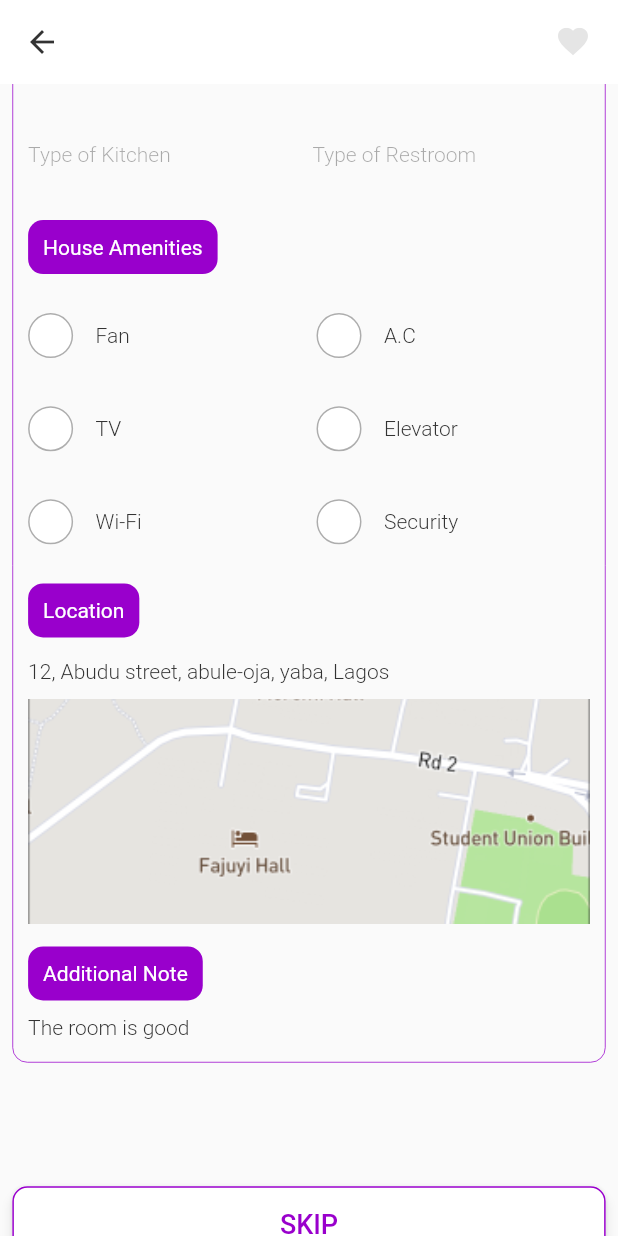
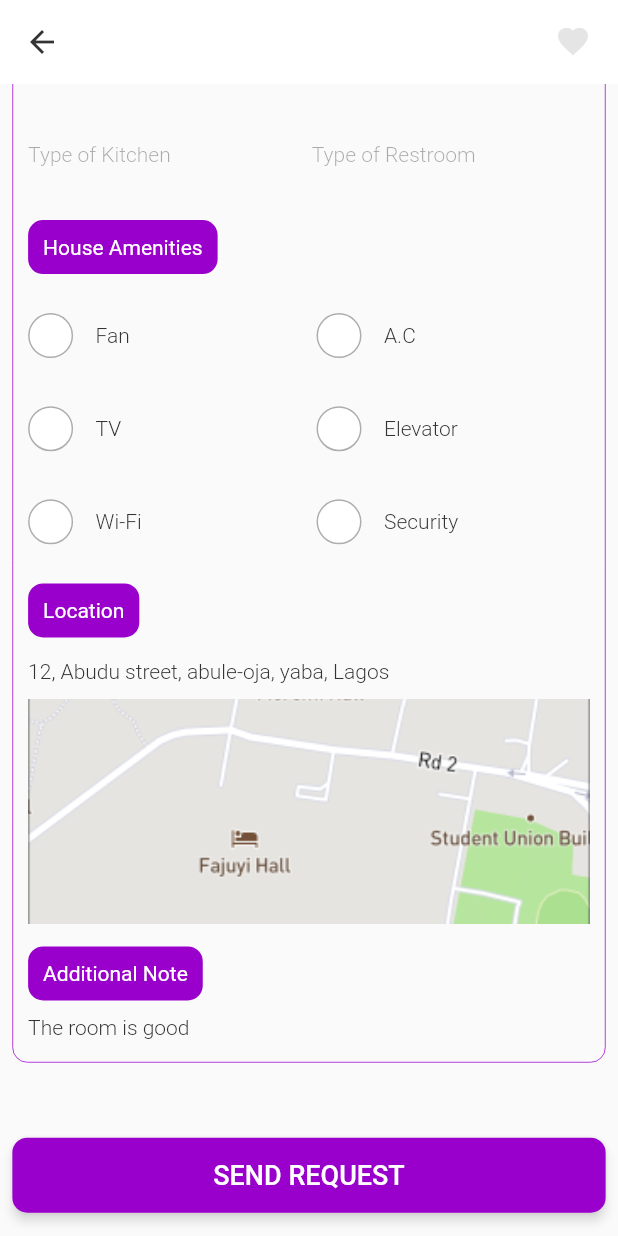
Before and after one commit to Saturn-africa/saTURN-AFRICA, a Flutter app: the ViewDetailPage screen opened directly, scrolled down 993 dp, on a phone screen of 412 x 824 dp. Run offline on Flutter 3.47's test engine with Material 2 defaults, Android fonts, the phone set to English and light mode, and no system bars; drawn by our look-alikes of auto_size_text; our stand-ins replace carousel_slider, device_info_plus, dropdown_button2, email_validator, flutter_otp_text_field, flutter_secure_storage and 8 more; missing offline and left inert: nigerian_states_and_lga; accounts and stored records are empty; Roboto replaces fonts that are missing (Ubuntu); project files that could hold a hidden picture were left out.

Commit message:
feat/room_owner; edited the view detail cards; changed apply button to save;

```diff
--- a/lib/custom_widgets/view_details_custom.dart
+++ b/lib/custom_widgets/view_details_custom.dart
@@ -101,3 +101,42 @@ class AmenitiesCustom extends StatelessWidget {
     );
   }
 }
+
+class ColumnCustomOwner extends StatelessWidget {
+  const ColumnCustomOwner({
+    Key? key,
+    required this.title,
+    required this.text,
+  }) : super(key: key);
+
+  final String title;
+  final String text;
+
+  @override
+  Widget build(BuildContext context) {
+    Size size = MediaQuery.of(context).size;
+    return Column(
+      crossAxisAlignment: CrossAxisAlignment.start,
+      // mainAxisAlignment: MainAxisAlignment.spaceBetween,
+      children: [
+        SizedBox(
+          width: size.width * 0.45,
+          child: AutoSizeText(title,
+              maxLines: 1,
+              style: ownerCardSubtitleStyle.copyWith(color: titleColor)),
+        ),
+        const SizedBox(height: 10),
+        SizedBox(
+          width: size.width * 0.45,
+          child: AutoSizeText(
+            text,
+            overflow: TextOverflow.clip,
+            maxLines: 1,
+            style: ownerCardSubtitleStyle.copyWith(color: deepBlack),
+          ),
+        ),
+        const SizedBox(height: 10),
+      ],
+    );
+  }
+}
--- a/lib/customer_info/find_roommates/room_owner/explore/owner_expore_card.dart
+++ b/lib/customer_info/find_roommates/room_owner/explore/owner_expore_card.dart
@@ -102,13 +102,13 @@ class OwnerExploreCards extends StatelessWidget {
                             ColumnCustomWidget(
                                 title: "Age Range",
                                 text: owner.personalInfo!.ageRange ?? ""),
-                            SizedBox(width: size.width * 0.1),
+                            const SizedBox(width: 20),
                             ColumnCustomWidget(
                                 title: "Religion",
                                 text:
                                     owner.personalInfo!.religiousInclination ??
                                         ""),
-                            SizedBox(width: size.width * 0.1),
+                            const SizedBox(width: 20),
                             ColumnCustomWidget(
                                 title: "Gender",
                                 text: owner.personalInfo!.gender ?? ""),
--- a/lib/customer_info/find_roommates/room_owner/explore/view_details/view_detail_card.dart
+++ b/lib/customer_info/find_roommates/room_owner/explore/view_details/view_detail_card.dart
@@ -13,6 +13,7 @@ class ViewDetailCard extends StatelessWidget {
   @override
   Widget build(BuildContext context) {
     Size size = MediaQuery.of(context).size;
+    print(size.width);
     return SingleChildScrollView(
       child: Padding(
         padding: EdgeInsets.symmetric(
@@ -63,19 +64,19 @@ class ViewDetailCard extends StatelessWidget {
                       Column(
                         crossAxisAlignment: CrossAxisAlignment.start,
                         children: [
-                          ColumnCustomWidget(
+                          ColumnCustomOwner(
                               title: "Status", text: owner.status ?? ""),
-                          ColumnCustomWidget(
+                          ColumnCustomOwner(
                               title: "Religious Inclination",
                               text: owner.personalInfo!.religiousInclination ??
                                   ""),
-                          ColumnCustomWidget(
+                          ColumnCustomOwner(
                               title: "Cleaning",
                               text: owner.lifestyleInfo!.cleaning ?? ""),
-                          ColumnCustomWidget(
+                          ColumnCustomOwner(
                               title: "Language",
                               text: owner.personalInfo!.primaryLanguage ?? ""),
-                          ColumnCustomWidget(
+                          ColumnCustomOwner(
                               title: "Alcohol",
                               text: owner.lifestyleInfo!.drinkStatus ?? ""),
                         ],
@@ -83,20 +84,20 @@ class ViewDetailCard extends StatelessWidget {
                       Column(
                         crossAxisAlignment: CrossAxisAlignment.start,
                         children: [
-                          ColumnCustomWidget(
+                          ColumnCustomOwner(
                               title: "Gender",
                               text: owner.personalInfo!.gender ?? ""),
-                          ColumnCustomWidget(
+                          ColumnCustomOwner(
                               title: "Sexual Inclination",
                               text:
                                   owner.personalInfo!.sexualInclination ?? ""),
-                          ColumnCustomWidget(
+                          ColumnCustomOwner(
                               title: "Pets",
                               text: owner.lifestyleInfo!.petTolerance ?? ""),
-                          ColumnCustomWidget(
+                          ColumnCustomOwner(
                               title: "Education Level",
                               text: owner.lifestyleInfo!.educationLevel ?? ""),
-                          ColumnCustomWidget(
+                          ColumnCustomOwner(
                               title: "Age Range",
                               text: owner.personalInfo!.ageRange ?? ""),
                         ],
@@ -112,17 +113,17 @@ class ViewDetailCard extends StatelessWidget {
                       Column(
                         crossAxisAlignment: CrossAxisAlignment.start,
                         children: [
-                          ColumnCustomWidget(
+                          ColumnCustomOwner(
                               title: "Religious Inclination",
                               text: owner.roommatePref!.religiousInclination ??
                                   ""),
-                          ColumnCustomWidget(
+                          ColumnCustomOwner(
                               title: "Cleaning Habit",
                               text: owner.roommatePref!.cleaning ?? ""),
-                          ColumnCustomWidget(
+                          ColumnCustomOwner(
                               title: "Language",
                               text: owner.roommatePref!.primaryLanguage ?? ""),
-                          ColumnCustomWidget(
+                          ColumnCustomOwner(
                               title: "Alcohol Drinking Habit",
                               text: owner.roommatePref!.drinkStatus ?? ""),
                         ],
@@ -130,20 +131,20 @@ class ViewDetailCard extends StatelessWidget {
                       Column(
                         crossAxisAlignment: CrossAxisAlignment.start,
                         children: [
-                          ColumnCustomWidget(
+                          ColumnCustomOwner(
                               title: "Gender",
                               text: owner.roommatePref!.gender ?? ""),
-                          ColumnCustomWidget(
+                          ColumnCustomOwner(
                               title: "Sexual Inclination",
                               text:
                                   owner.roommatePref!.sexualInclination ?? ""),
-                          ColumnCustomWidget(
+                          ColumnCustomOwner(
                               title: "Pets",
                               text: owner.roommatePref!.petTolerance ?? ""),
-                          ColumnCustomWidget(
+                          ColumnCustomOwner(
                               title: "Education Level",
                               text: owner.roommatePref!.educationLevel ?? ""),
-                          ColumnCustomWidget(
+                          ColumnCustomOwner(
                               title: "Age Range",
                               text: owner.roommatePref!.ageRange ?? ""),
                         ],
@@ -159,17 +160,17 @@ class ViewDetailCard extends StatelessWidget {
                       Column(
                         crossAxisAlignment: CrossAxisAlignment.start,
                         children: [
-                          ColumnCustomWidget(
+                          ColumnCustomOwner(
                               title: "Current No of Occupants",
                               text: owner.houseInfo!.numberOfPeople ?? ""),
-                          ColumnCustomWidget(
+                          ColumnCustomOwner(
                               title: "Duration for Room Sharing",
                               text:
                                   "${owner.houseInfo!.minimumDuration ?? ''} year to ${owner.houseInfo!.maximumDuration ?? ''} year"),
-                          ColumnCustomWidget(
+                          ColumnCustomOwner(
                               title: "No of Rooms",
                               text: owner.houseInfo!.numberOfPeople ?? ""),
-                          ColumnCustomWidget(
+                          ColumnCustomOwner(
                               title: "Type of Kitchen",
                               text: owner.houseInfo!.kitchenType ?? ""),
                         ],
@@ -177,16 +178,16 @@ class ViewDetailCard extends StatelessWidget {
                       Column(
                         crossAxisAlignment: CrossAxisAlignment.start,
                         children: [
-                          ColumnCustomWidget(
+                          ColumnCustomOwner(
                               title: "Amount",
                               text: "NGN ${owner.houseInfo!.amount ?? ''}"),
-                          ColumnCustomWidget(
+                          ColumnCustomOwner(
                               title: "Type of House",
                               text: owner.houseInfo!.houseType ?? ""),
-                          ColumnCustomWidget(
+                          ColumnCustomOwner(
                               title: "No of Restrooms",
                               text: owner.houseInfo!.noOfRestrooms ?? ""),
-                          ColumnCustomWidget(
+                          ColumnCustomOwner(
                               title: "Type of Restroom",
                               text: owner.houseInfo!.restroomType ?? ""),
                         ],
@@ -228,14 +229,10 @@ class ViewDetailCard extends StatelessWidget {
                 ],
               ),
             ),
-            SizedBox(height: size.height * 0.1),
-            CustomWhiteButton(
+            const SizedBox(height: 50),
+            CustomButtonWidget(
                 onPressed: () {},
-                child:
-                    Text("SKIP", style: buttonStyle.copyWith(color: purple))),
-            const SizedBox(height: 10),
-            CustomButtonWidget(
-                onPressed: () {}, text: Text("NEXT", style: buttonStyle))
+                text: Text("SEND REQUEST", style: buttonStyle))
           ],
         ),
       ),
```
Also changed, not shown: lib/customer_info/find_roommates/room_owner/additional_info.dart (+1 -20 lines), lib/customer_info/find_roommates/room_owner/house_amenities.dart (+1 -14 lines), lib/customer_info/find_roommates/room_owner/house_info_owner.dart (+1 -19 lines), lib/customer_info/find_roommates/room_owner/room_mate_pref.dart (+1 -18 lines).
